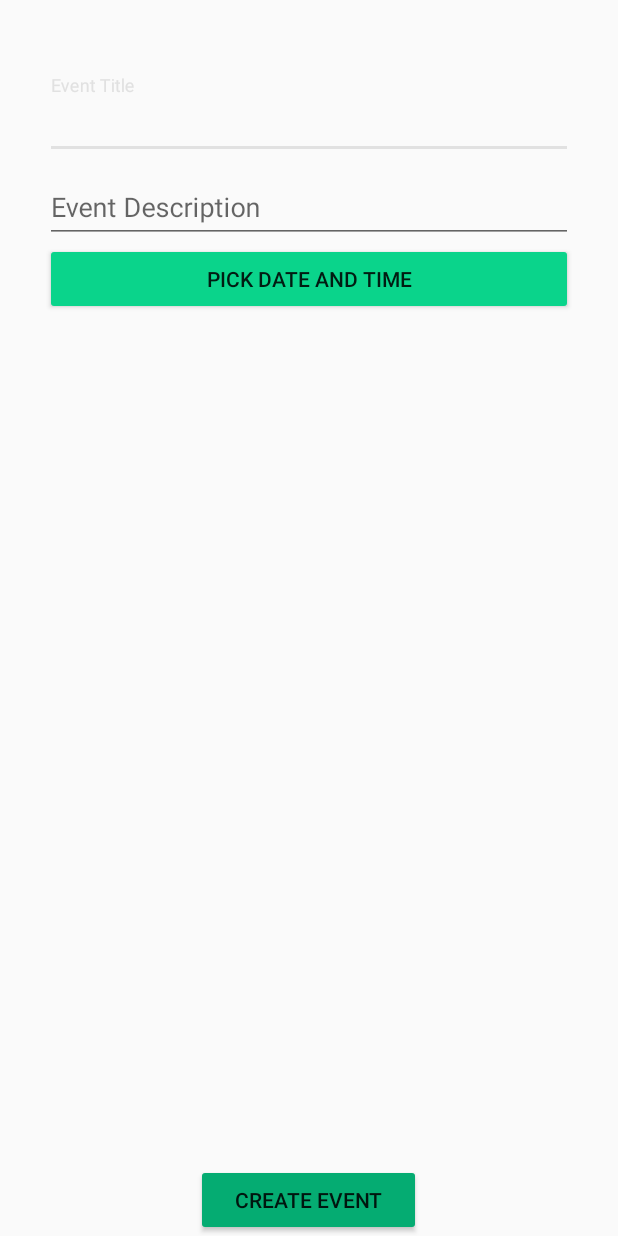
After one commit to cha-boy-nate/Tenda, an Android app: the CreateEventActivity screen opened directly, with no data from a screen before it, on a phone screen of 412 x 824 dp. The commit adds this screen. Run offline under Robolectric (Android 15) with nearby library versions, the phone set to English and light mode, and no system bars.

Commit message:
create event and get location

```diff
--- /dev/null
+++ b/TendaAndroid/app/src/main/java/com/example/tendatesting/CreateEventActivity.java
@@ -0,0 +1,73 @@
+package com.example.tendatesting;
+
+import android.app.DatePickerDialog;
+import android.app.TimePickerDialog;
+import android.os.Bundle;
+import android.support.v7.app.AppCompatActivity;
+import android.text.format.DateFormat;
+import android.view.View;
+import android.widget.Button;
+import android.widget.DatePicker;
+import android.widget.TextView;
+import android.widget.TimePicker;
+
+import java.util.Calendar;
+
+public class CreateEventActivity extends AppCompatActivity implements
+        DatePickerDialog.OnDateSetListener, TimePickerDialog.OnTimeSetListener {
+
+    Button dateAndTimePicker;
+    TextView dateTimeResult;
+
+    int day, month, year, hour,  minute;
+    int dayFinal, monthFinal, yearFinal, hourFinal, minuteFinal;
+
+    @Override
+    protected void onCreate(Bundle savedInstanceState) {
+        super.onCreate(savedInstanceState);
+        setContentView(R.layout.activity_create_event);
+
+        dateAndTimePicker = findViewById(R.id.dateAndTimePicker);
+        dateTimeResult = findViewById(R.id.dateTimeResult);
+
+        dateAndTimePicker.setOnClickListener(new View.OnClickListener() {
+            @Override
+            public void onClick(View v) {
+                Calendar c = Calendar.getInstance();
+                year = c.get(Calendar.YEAR);
+                month = c.get(Calendar.MONTH);
+                day = c.get(Calendar.DAY_OF_MONTH);
+
+                DatePickerDialog datePickerDialog = new DatePickerDialog(CreateEventActivity.this,
+                        CreateEventActivity.this, year, month, day);
+                datePickerDialog.show();
+            }
+        });
+    }
+
+    @Override
+    public void onDateSet(DatePicker view, int year, int month, int dayOfMonth) {
+        yearFinal = year;
+        monthFinal = month + 1;
+        dayFinal = dayOfMonth;
+
+        Calendar c = Calendar.getInstance();
+        hour = c.get(Calendar.HOUR_OF_DAY);
+        minute = c.get(Calendar.MINUTE);
+
+        TimePickerDialog timePickerDialog = new TimePickerDialog(CreateEventActivity.this,
+                CreateEventActivity.this, hour, minute, DateFormat.is24HourFormat(this));
+        timePickerDialog.show();
+
+
+    }
+
+    @Override
+    public void onTimeSet(TimePicker view, int hourOfDay, int minute) {
+        hourFinal = hourOfDay;
+        minuteFinal = minute;
+
+        dateTimeResult.setText("Date: " +monthFinal+","+dayFinal+","+yearFinal + "\n" +
+                                "Time: " +hourFinal+":"+minuteFinal );
+    }
+}
--- /dev/null
+++ b/TendaAndroid/app/src/main/res/layout/activity_create_event.xml
@@ -0,0 +1,81 @@
+<?xml version="1.0" encoding="utf-8"?>
+<LinearLayout xmlns:android="http://schemas.android.com/apk/res/android"
+    xmlns:tools="http://schemas.android.com/tools"
+    android:layout_width="match_parent"
+    android:layout_height="match_parent"
+    android:orientation="vertical"
+    android:paddingLeft="30dp"
+    android:paddingTop="50dp"
+    android:paddingRight="30dp"
+    tools:context=".CreateEventActivity">
+
+    <!--Text box for Event Title-->
+    <android.support.design.widget.TextInputLayout
+        android:layout_width="match_parent"
+        android:layout_height="wrap_content">
+
+        <EditText
+            android:id="@+id/eventTitle"
+            android:layout_width="match_parent"
+            android:layout_height="wrap_content"
+            android:hint="Event Title"
+            android:inputType="text"
+            android:textColor="#000000" />
+    </android.support.design.widget.TextInputLayout>
+
+    <!--Text box for Event Description-->
+    <android.support.design.widget.TextInputLayout
+        android:layout_width="match_parent"
+        android:layout_height="wrap_content">
+
+        <EditText
+            android:id="@+id/eventDescription"
+            android:layout_width="match_parent"
+            android:layout_height="wrap_content"
+            android:hint="Event Description"
+            android:inputType="text"
+            android:textColor="#000000" />
+    </android.support.design.widget.TextInputLayout>
+
+    <Button
+        android:id="@+id/dateAndTimePicker"
+        android:layout_width="match_parent"
+        android:layout_height="wrap_content"
+        android:backgroundTint="@color/colorPrimary"
+        android:text="Pick Date and Time" />
+
+    <!--<Button-->
+        <!--android:id="@+id/eventLocation"-->
+        <!--android:layout_width="match_parent"-->
+        <!--android:layout_height="wrap_content"-->
+        <!--android:text="Pick Location"-->
+        <!--android:backgroundTint="@color/colorPrimary"/>-->
+
+    <TextView
+        android:id="@+id/dateTimeResult"
+        android:layout_width="match_parent"
+        android:layout_height="wrap_content"
+        android:text=""
+        android:textSize="20dp"
+        android:textAlignment="center"/>
+
+    <LinearLayout
+        android:layout_width="match_parent"
+        android:layout_height="0dip"
+        android:layout_weight="1"
+        android:gravity="center|bottom"
+        android:orientation="vertical">
+        <!--Create Event Button-->
+        <Button
+            android:layout_width="150dp"
+            android:layout_height="wrap_content"
+            android:backgroundTint="@color/colorPrimaryDark"
+            android:text="Create Event" />
+
+    </LinearLayout>
+
+
+
+
+
+</LinearLayout>
--- a/TendaAndroid/app/src/main/res/values/strings.xml
+++ b/TendaAndroid/app/src/main/res/values/strings.xml
@@ -1,5 +1,8 @@
 <resources>
+    <string name="google_map_api_key">AIzaSyBxHjw01nJqeBOPLKJsFh4KSySzDWeZvDY</string>
+
     <string name="app_name">TendaTesting</string>
     <string name="navigation_drawer_open">Open navigation drawer</string>
-    <string name="navigation_drawer_close">Close navigation drawer</string>>
+    <string name="navigation_drawer_close">Close navigation drawer</string>
+    <string name="title_activity_maps">Map</string>>
 </resources>
```
Also changed, not shown: TendaAndroid/app/src/debug/res/values/google_maps_api.xml (added, +24 -0 lines), TendaAndroid/app/src/main/AndroidManifest.xml (+21 -3 lines), TendaAndroid/app/src/main/java/com/example/tendatesting/EventFragment.java (+10 -0 lines), TendaAndroid/app/src/main/java/com/example/tendatesting/MapsActivity.java (added, +46 -0 lines), TendaAndroid/app/src/main/res/layout/activity_maps.xml (added, +9 -0 lines), TendaAndroid/app/src/main/res/layout/fragment_event.xml (+11 -0 lines), 1 other file.
